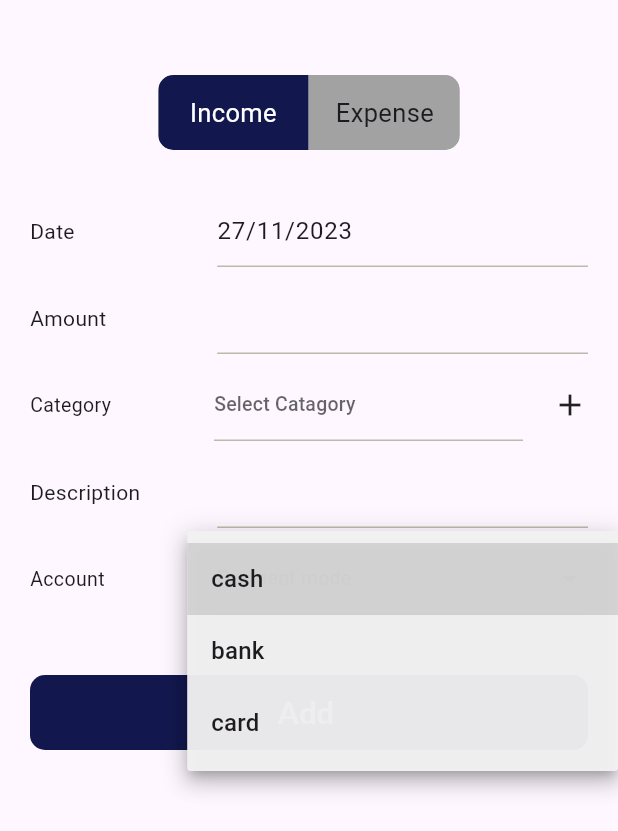
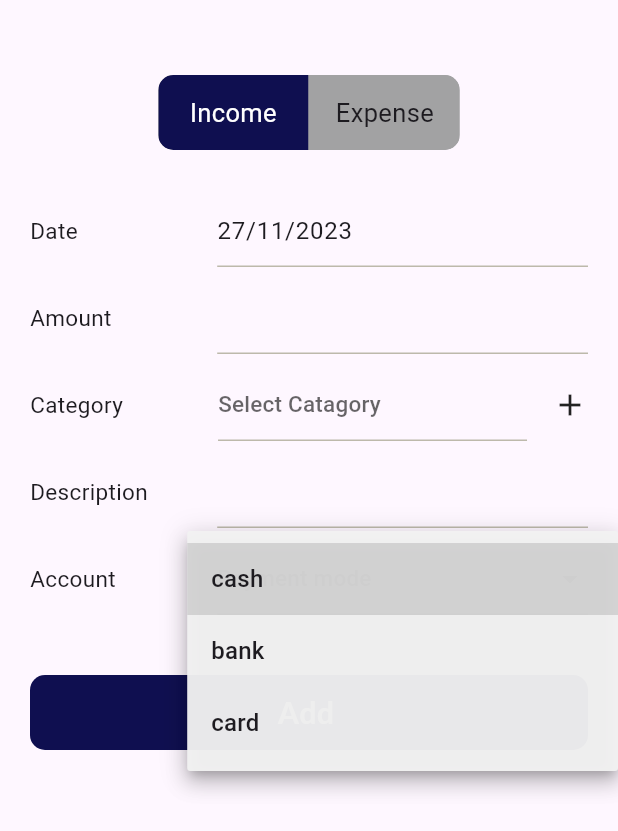
Before and after one commit to nashvak/expense_tracker, a Flutter app: the ScreenAddTransaction screen opened directly, after a tap on "Payment mode", on a phone screen of 412 x 824 dp. Shown: the top 831 px of the screen. Run offline on Flutter 3.47's test engine with Material 3 defaults, Android fonts, the phone set to English and light mode, and no system bars; drawn by our look-alikes of toggle_switch; our stand-ins replace curved_navigation_bar, flutter_local_notifications, flutter_slidable, fluttertoast, get, google_fonts and 8 more; accounts and stored records are empty; statements that could not run were skipped.

Commit message:
color change

```diff
--- a/lib/constatnts/colors.dart
+++ b/lib/constatnts/colors.dart
@@ -1,8 +1,8 @@
 import 'package:flutter/material.dart';
 
 class Appcolor {
-  // static const Color primaryColor = Color.fromARGB(255, 93, 196, 214);
-  static const Color primaryColor = Color.fromARGB(255, 18, 23, 78);
+  static const Color primaryColor = Color.fromARGB(255, 15, 15, 80);
+
   static const Color secondaryColor = Color.fromARGB(138, 133, 133, 100);
   static const Color tertiaryColor = Color.fromARGB(244, 242, 242, 242);
   static const Color white = Colors.white;
--- a/lib/constatnts/custom_widgets/home_screen/button.dart
+++ b/lib/constatnts/custom_widgets/home_screen/button.dart
@@ -35,7 +35,7 @@ class SortButton extends StatelessWidget {
                 title,
                 overflow: TextOverflow.ellipsis,
                 style:
-                    const TextStyle(fontSize: 11, fontWeight: FontWeight.w500),
+                    const TextStyle(fontSize: 15, fontWeight: FontWeight.w500),
               ),
               const BlankSpace(
                 width: 5,
--- a/lib/constatnts/custom_widgets/login&signup/textfield.dart
+++ b/lib/constatnts/custom_widgets/login&signup/textfield.dart
@@ -82,7 +82,7 @@ class AddTransactionTextField extends StatelessWidget {
       children: [
         Text(
           title,
-          style: const TextStyle(fontSize: 14),
+          style: const TextStyle(fontSize: 15),
         ),
         SizedBox(
           width: Get.width * 0.6,
--- a/lib/view/home_screen/home_screen.dart
+++ b/lib/view/home_screen/home_screen.dart
@@ -116,8 +116,9 @@ class ScreenHome extends StatelessWidget {
               height: 200,
               //width: MediaQuery.of(context).size.width,
               child: Container(
-                decoration: cardDecoration(
-                    color: const Color.fromARGB(255, 6, 14, 109)),
+                decoration:
+                    cardDecoration(color: Color.fromARGB(255, 3, 3, 94)),
+                // color: const Color.fromARGB(255, 6, 14, 109)),
                 child: Stack(
                   children: [
                     Column(
--- a/lib/view/transaction/screens/add_transaction/add_transaction.dart
+++ b/lib/view/transaction/screens/add_transaction/add_transaction.dart
@@ -114,7 +114,7 @@ class _ScreenAddTransactionState extends State<ScreenAddTransaction> {
                   children: [
                     const Text(
                       'Category',
-                      style: TextStyle(fontSize: 13),
+                      style: TextStyle(fontSize: 15),
                     ),
                     const BlankSpace(width: 30),
                     SizedBox(
@@ -126,7 +126,7 @@ class _ScreenAddTransactionState extends State<ScreenAddTransaction> {
                           return DropdownButtonFormField<String>(
                             hint: const Text(
                               'Select Catagory ',
-                              style: TextStyle(fontSize: 13),
+                              style: TextStyle(fontSize: 15),
                             ),
 
                             decoration: const InputDecoration(
@@ -181,7 +181,7 @@ class _ScreenAddTransactionState extends State<ScreenAddTransaction> {
                   children: [
                     const Text(
                       'Account',
-                      style: TextStyle(fontSize: 13),
+                      style: TextStyle(fontSize: 15),
                     ),
                     SizedBox(
                       width: Get.width * 0.6,
@@ -190,7 +190,7 @@ class _ScreenAddTransactionState extends State<ScreenAddTransaction> {
                           return DropdownButtonFormField<PaymentMode>(
                             hint: const Text(
                               'Payment mode ',
-                              style: TextStyle(fontSize: 13),
+                              style: TextStyle(fontSize: 15),
                             ),
                             decoration: const InputDecoration(
                               enabledBorder: UnderlineInputBorder(
--- a/lib/view/transaction/screens/view_transaction/widgets/category_field.dart
+++ b/lib/view/transaction/screens/view_transaction/widgets/category_field.dart
@@ -60,7 +60,7 @@ class CategorytypeField extends StatelessWidget {
   Widget build(BuildContext context) {
     return Container(
       decoration: cardDecoration(color: Appcolor.white),
-      height: MediaQuery.of(context).size.height / 6,
+      height: MediaQuery.of(context).size.height / 7,
       width: MediaQuery.of(context).size.width / 1,
       padding: const EdgeInsets.only(top: 10, left: 20, bottom: 20, right: 20),
       //color: Colors.red,
--- a/pubspec.yaml
+++ b/pubspec.yaml
@@ -30,7 +30,7 @@ dependencies:
   fluttertoast: ^8.2.4
   money_formatter: ^0.0.5
   timezone: ^0.9.2
-  permission_handler: ^11.0.1
+
   rxdart: ^0.27.7
 
 
@@ -44,7 +44,7 @@ dev_dependencies:
   flutter_lints: ^2.0.0
   flutter_launcher_icons: ^0.13.1
 flutter_icons:
-  android: "launcher_icon"
+  android: true
   ios: true
   image_path: "assets/app_icon/budget.png"
 
```
Also changed, not shown: pubspec.lock, 3 other files.
